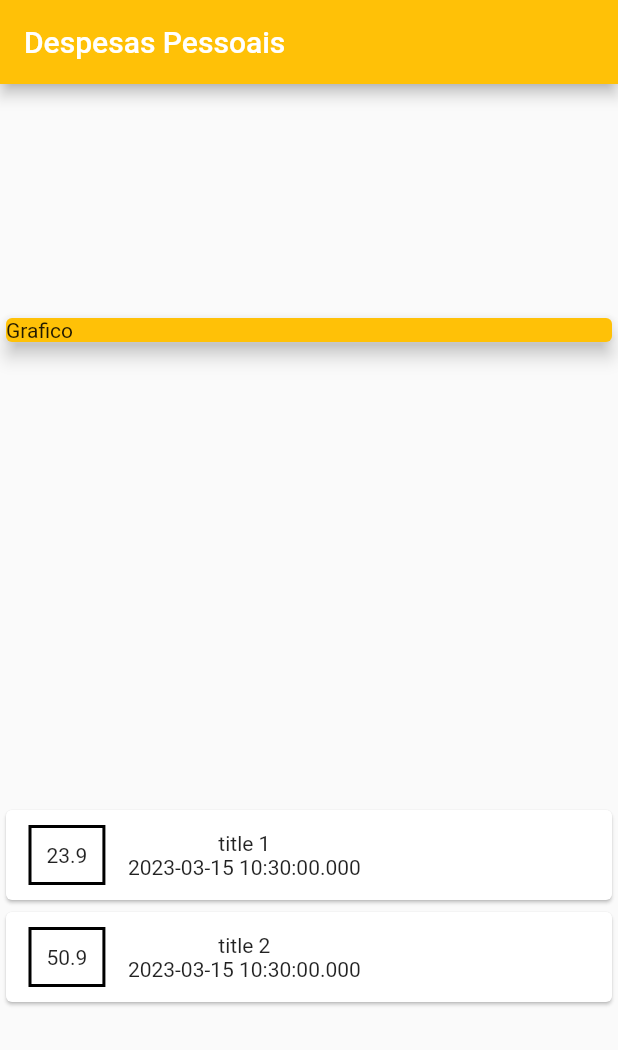
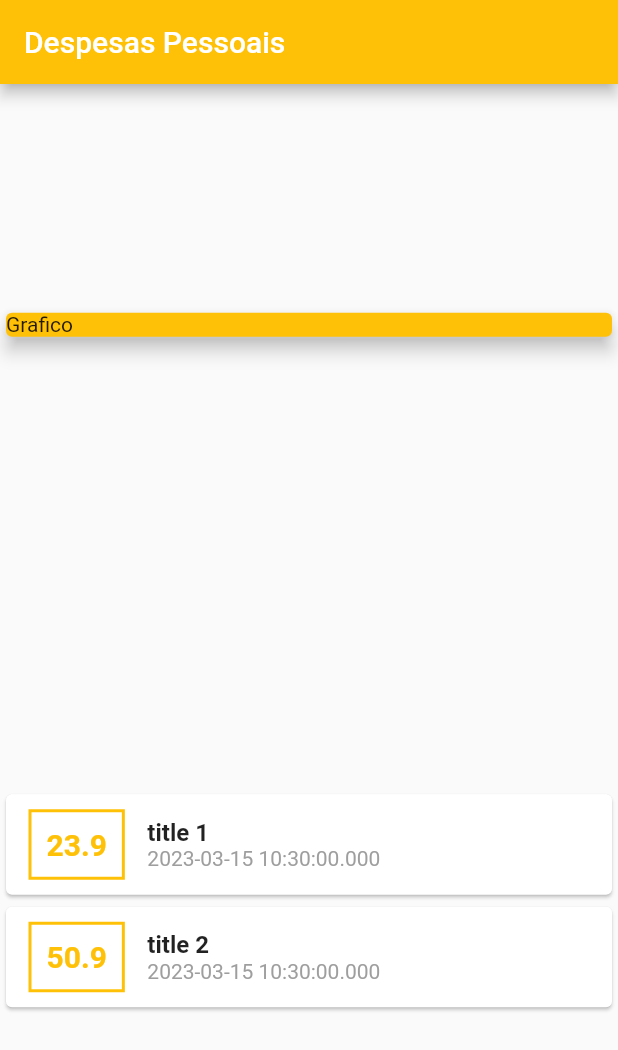
Before and after one commit to renansantos07/learning_flutter, a Flutter app: the screen it shows after launch, on a phone screen of 412 x 824 dp. Shown: the top 1050 px of the screen. Run offline on Flutter 3.47's test engine with Material 2 defaults, Android fonts, the phone set to English and light mode, and no system bars; missing offline and left inert: dart:ffi.

Commit message:
desafio estilização de titulo e data

```diff
--- a/ryc_expenses/lib/main.dart
+++ b/ryc_expenses/lib/main.dart
@@ -62,19 +62,30 @@ class MyHome extends StatelessWidget {
                           horizontal: 15, vertical: 10),
                       decoration: BoxDecoration(
                           border: Border.all(
-                        color: Colors.black,
+                        color: Colors.amber,
                         width: 2,
                       )),
                       padding: const EdgeInsets.all(10),
                       child: Text(
                         elem.value.toString(),
+                        style: const TextStyle(
+                          fontWeight: FontWeight.bold,
+                          fontSize: 20,
+                          color: Colors.amber,
+                        ),
                       ),
                     ),
                     Column(
+                      crossAxisAlignment: CrossAxisAlignment.start,
                       children: <Widget>[
-                        Text(elem.title),
+                        Text(
+                          elem.title,
+                          style: const TextStyle(
+                              fontWeight: FontWeight.bold, fontSize: 16),
+                        ),
                         Text(
                           elem.date.toString(),
+                          style: const TextStyle(color: Colors.grey),
                         )
                       ],
                     )
```
